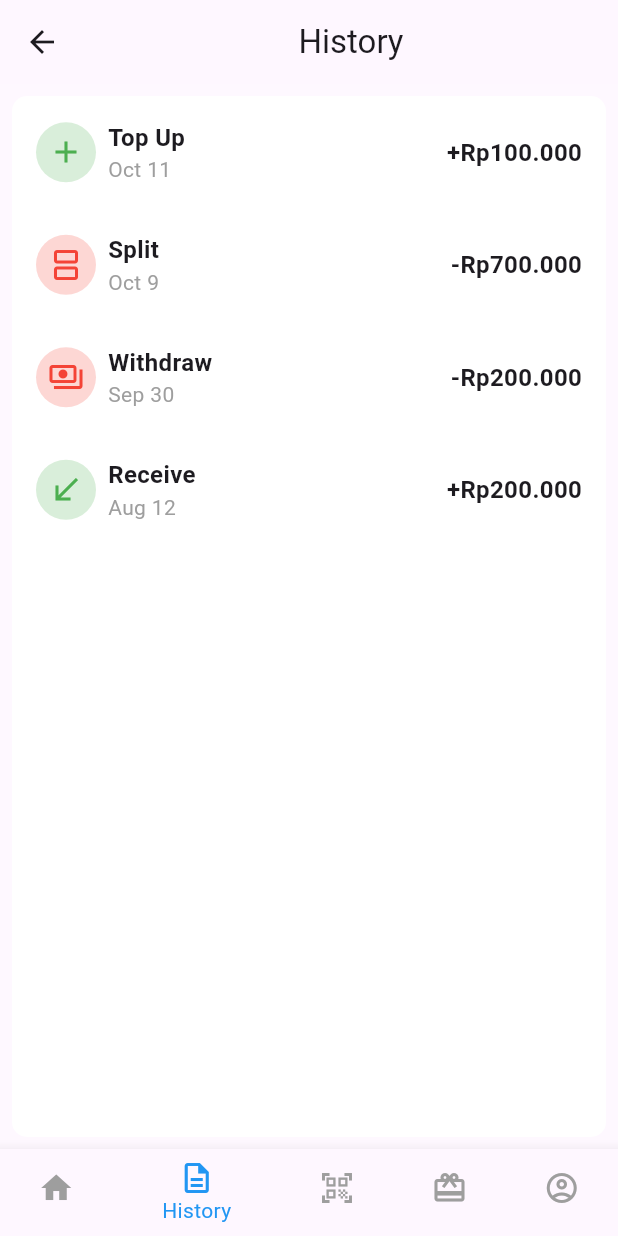
After one commit to 1917051041RendyFitraAdiPratama/1917051041-advance-mobile, a Flutter app: the rootScreen screen opened directly, item 2 of the bottom bar chosen, on a phone screen of 412 x 824 dp. The commit adds this screen. Run offline on Flutter 3.47's test engine with Material 2 defaults, Android fonts, the phone set to English and light mode, and no system bars; our stand-ins replace google_fonts, shared_preferences; accounts and stored records are empty.

Commit message:
branch  06-botnavandsp

```diff
--- a/lib/main.dart
+++ b/lib/main.dart
@@ -1,5 +1,7 @@
 import 'package:flutter/material.dart';
 import 'package:justduit/screen/home_screen.dart';
+import 'package:justduit/screen/signin_form.dart';
+import 'package:justduit/screen/signup_screen.dart';
 
 void main() {
   runApp(const MyApp());
@@ -33,7 +35,7 @@ class MyApp extends StatelessWidget {
         useMaterial3: true,
       ),
       debugShowCheckedModeBanner: false,
-      home: const HomeScreen(),
+      home: SignUpScreen(context)
     );
   }
 }
--- /dev/null
+++ b/lib/models/transaction_model.dart
@@ -0,0 +1,49 @@
+import 'package:flutter/material.dart';
+
+class TransactionModel {
+  String? TransactionCategory;
+  String? date;
+  int? amount;
+  String? symbol;
+  IconData? logo;
+
+  TransactionModel(
+      {this.TransactionCategory,
+      this.date,
+      this.amount,
+      this.symbol,
+      this.logo});
+
+  List<TransactionModel> getDummyData() {
+    return [
+      TransactionModel(
+        TransactionCategory: "Top Up",
+        date: "Oct 11",
+        amount: 100000,
+        symbol: "+",
+        logo: Icons.add,
+      ),
+      TransactionModel(
+        TransactionCategory: "Split",
+        date: "Oct 9",
+        amount: 700000,
+        symbol: "-",
+        logo: Icons.splitscreen,
+      ),
+      TransactionModel(
+        TransactionCategory: "Withdraw",
+        date: "Sep 30",
+        amount: 200000,
+        symbol: "-",
+        logo: Icons.payments_outlined,
+      ),
+      TransactionModel(
+        TransactionCategory: "Receive",
+        date: "Aug 12 ",
+        amount: 200000,
+        symbol: "+",
+        logo: Icons.call_received,
+      ),
+    ];
+  }
+}
--- /dev/null
+++ b/lib/screen/root_screen.dart
@@ -0,0 +1,55 @@
+import 'package:flutter/material.dart';
+import 'package:justduit/screen/home_screen.dart';
+import 'package:justduit/screen/profile_screen.dart';
+import 'package:justduit/screen/transaction_screen.dart';
+
+class rootScreen extends StatefulWidget {
+  const rootScreen({super.key});
+
+  @override
+  State<rootScreen> createState() => _rootScreenState();
+}
+
+class _rootScreenState extends State<rootScreen> {
+  int _currentIndex = 0;
+
+  List<Widget> pages = [
+    HomeScreen(),
+    TransactionScreen(),
+    Container(
+      color: Colors.red,
+    ),
+    Container(
+      color: Colors.green,
+    ),
+    ProfileScreen(),
+  ];
+
+  @override
+  Widget build(BuildContext context) {
+    return Scaffold(
+      bottomNavigationBar: BottomNavigationBar(
+        selectedItemColor: Colors.blue,
+        unselectedItemColor: Colors.grey,
+        items: [
+          BottomNavigationBarItem(icon: Icon(Icons.home), label: "Home"),
+          BottomNavigationBarItem(
+              icon: Icon(Icons.description_outlined), label: "History"),
+          BottomNavigationBarItem(
+              icon: Icon(Icons.qr_code_scanner_outlined), label: "QR Code"),
+          BottomNavigationBarItem(
+              icon: Icon(Icons.redeem_outlined), label: "Redeem"),
+          BottomNavigationBarItem(
+              icon: Icon(Icons.account_circle_outlined), label: "Profile"),
+        ],
+        currentIndex: _currentIndex,
+        onTap: (value) {
+          setState(() {
+            _currentIndex = value;
+          });
+        },
+      ),
+      body: pages[_currentIndex],
+    );
+  }
+}
--- /dev/null
+++ b/lib/screen/transaction_screen.dart
@@ -0,0 +1,108 @@
+import 'package:flutter/material.dart';
+import 'package:justduit/models/transaction_model.dart';
+import 'package:intl/intl.dart';
+
+class TransactionScreen extends StatefulWidget {
+  const TransactionScreen({super.key});
+
+  @override
+  State<TransactionScreen> createState() => _TransactionScreenState();
+}
+
+class _TransactionScreenState extends State<TransactionScreen> {
+  var data = TransactionModel().getDummyData();
+
+  @override
+  Widget build(BuildContext context) {
+    return Scaffold(
+        appBar: AppBar(
+          title: Center(
+            child: Text('History'),
+          ),
+        ),
+        body: SafeArea(
+            child: Container(
+          color: Colors.white10,
+          child: FutureBuilder(
+              future: Future.delayed(Duration(seconds: 1)),
+              builder: (context, snapshot) {
+                if (snapshot.connectionState == ConnectionState.done) {
+                  return RefreshIndicator(
+                    onRefresh: () {
+                      return Future.delayed(Duration(seconds: 2), () {
+                        setState(() {
+                          data = TransactionModel().getDummyData();
+                        });
+                      });
+                    },
+                    child: Padding(
+                      padding: const EdgeInsets.all(8.0),
+                      child: Container(
+                        decoration: BoxDecoration(
+                            borderRadius: BorderRadius.circular(10),
+                            color: Colors.white),
+                        child: ListView.builder(
+                            itemCount: data.length,
+                            itemBuilder: (context, index) {
+                              return Padding(
+                                padding: const EdgeInsets.all(16.0),
+                                child: Row(
+                                  children: [
+                                    CircleAvatar(
+                                      backgroundColor: data[index].symbol == "+"
+                                          ? Color.fromARGB(54, 76, 175, 79)
+                                          : Color.fromARGB(54, 244, 67, 54),
+                                      child: Icon(
+                                        data[index].logo,
+                                        color: data[index].symbol == "+"
+                                            ? Colors.green
+                                            : Colors.red,
+                                      ),
+                                    ),
+                                    SizedBox(
+                                      width: 8,
+                                    ),
+                                    Column(
+                                      crossAxisAlignment:
+                                          CrossAxisAlignment.start,
+                                      children: [
+                                        Text(
+                                          data[index].TransactionCategory!,
+                                          style: TextStyle(
+                                            fontSize: 16,
+                                            fontWeight: FontWeight.bold,
+                                          ),
+                                        ),
+                                        Text(
+                                          data[index].date!,
+                                          style: TextStyle(
+                                            color: Colors.grey,
+                                          ),
+                                        ),
+                                      ],
+                                    ),
+                                    Spacer(),
+                                    Text(
+                                      data[index].symbol! +
+                                          NumberFormat.simpleCurrency(
+                                                  locale: 'id-ID')
+                                              .format(data[index].amount),
+                                      style: TextStyle(
+                                        fontSize: 16,
+                                        fontWeight: FontWeight.bold,
+                                      ),
+                                    ),
+                                  ],
+                                ),
+                              );
+                            }),
+                      ),
+                    ),
+                  );
+                } else {
+                  return Center(child: CircularProgressIndicator());
+                }
+              }),
+        )));
+  }
+}
--- a/pubspec.yaml
+++ b/pubspec.yaml
@@ -35,6 +35,8 @@ dependencies:
   # Use with the CupertinoIcons class for iOS style icons.
   google_fonts: ^6.0.0
   cupertino_icons: ^1.0.2
+  shared_preferences: ^2.2.2
+  intl: ^0.18.1
 
 dev_dependencies:
   flutter_test:
```
Also changed, not shown: lib/screen/home_screen.dart (+29 -2 lines), lib/screen/profile_screen.dart (added, +38 -0 lines), lib/screen/signup_screen.dart (+51 -13 lines), pubspec.lock, 1 other file.
